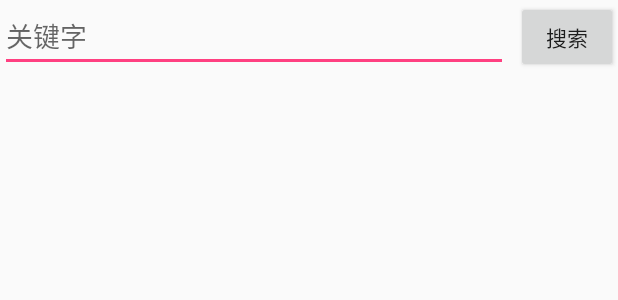
After one commit to FragrantRye/MrCue, an Android app: the layout activity_search.xml on its own in the app's theme, with its tools: preview values and no code run, on a phone screen of 412 x 824 dp. The commit adds this screen. Shown: the top 300 px of the screen. Run offline under Robolectric (Android 15) with nearby library versions, the phone set to English and light mode, and no system bars.

Commit message:
添加按关键字查找功能

```diff
--- a/app/build.gradle
+++ b/app/build.gradle
@@ -6,8 +6,8 @@ android {
         applicationId "cn.xfz.mrcue"
         minSdkVersion 24
         targetSdkVersion 28
-        versionCode 2
-        versionName "1.2"
+        versionCode 3
+        versionName "2.0"
         testInstrumentationRunner "android.support.test.runner.AndroidJUnitRunner"
     }
     buildTypes {
--- a/app/src/main/AndroidManifest.xml
+++ b/app/src/main/AndroidManifest.xml
@@ -22,6 +22,7 @@
         <activity android:name=".AddActivity"/>
         <activity android:name=".KeyActivity"/>
         <activity android:name=".LookActivity"/>
+        <activity android:name=".SearchActivity"/>
     </application>
 
 </manifest>
--- a/app/src/main/java/cn/xfz/mrcue/LookActivity.java
+++ b/app/src/main/java/cn/xfz/mrcue/LookActivity.java
@@ -13,7 +13,7 @@ import cn.xfz.mrcue.sql.Schedule;
 
 public class LookActivity extends AppCompatActivity implements View.OnClickListener{
     private Schedule sch;
-    private Intent intent = new Intent();
+    private Intent intent = new Intent(this, MainActivity.class);
 
     @Override
     protected void onCreate(Bundle savedInstanceState) {
--- a/app/src/main/java/cn/xfz/mrcue/SchAdapter.java
+++ b/app/src/main/java/cn/xfz/mrcue/SchAdapter.java
@@ -27,7 +27,7 @@ public class SchAdapter extends BaseAdapter {
     public TextView content;
     public Context context;
 
-    SchAdapter(Schedule[] sch, Context context) {
+    public SchAdapter(Schedule[] sch, Context context) {
         this.context = context;
         schlist = sch;
         inflater = LayoutInflater.from(context);
--- a/app/src/main/res/layout/activity_main.xml
+++ b/app/src/main/res/layout/activity_main.xml
@@ -8,10 +8,9 @@
     android:orientation="vertical"
     tools:context="cn.xfz.mrcue.MainActivity">
  <cn.xfz.mrcue.NewCalender
-     android:id="@+id/newCalendar"
+    android:id="@+id/newCalendar"
     android:layout_width="match_parent"
-    android:layout_height="252dp"
-    />
+    android:layout_height="252dp"/>
  <LinearLayout
      android:background="#BFBFBF"
      android:orientation="horizontal"
--- /dev/null
+++ b/app/src/main/res/layout/activity_search.xml
@@ -0,0 +1,30 @@
+<?xml version="1.0" encoding="utf-8"?>
+<LinearLayout xmlns:android="http://schemas.android.com/apk/res/android"
+              android:layout_width="match_parent"
+              android:layout_height="match_parent"
+                android:orientation="vertical">
+    <LinearLayout
+            android:layout_width="match_parent"
+            android:layout_height="50dp"
+            android:orientation="horizontal">
+        <EditText
+            android:layout_weight="5"
+            android:layout_width="0dp"
+            android:layout_height="wrap_content"
+            android:inputType="textPersonName"
+            android:hint="关键字"
+            android:ems="10"
+            android:id="@+id/editText2"/>
+        <Button
+                android:layout_marginStart="5dp"
+                android:layout_weight="1"
+                android:layout_width="0dp"
+                android:layout_height="wrap_content"
+                android:text="搜索"
+                android:id="@+id/search_button"/>
+    </LinearLayout>
+    <ListView
+            android:id="@+id/schedule_view2"
+            android:layout_width="match_parent"
+            android:layout_height="match_parent"/>
+</LinearLayout>
```
Also changed, not shown: app/src/main/java/cn/xfz/mrcue/MainActivity.java (+4 -3 lines), app/src/main/java/cn/xfz/mrcue/SearchActivity.java (added, +54 -0 lines), app/src/main/res/menu/menu.xml (+5 -5 lines).
